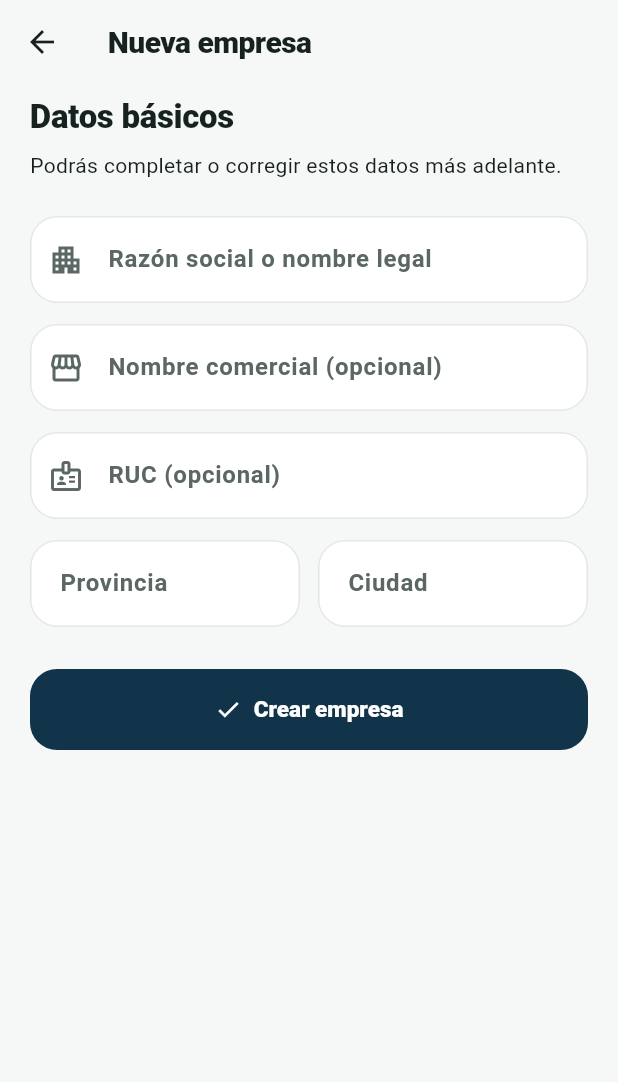
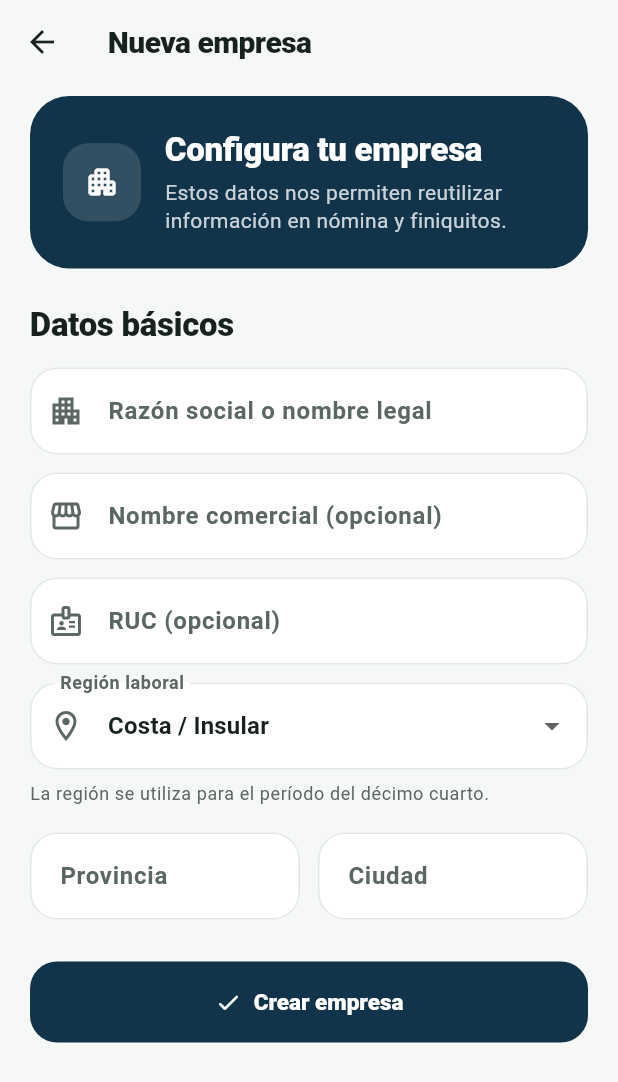
Before and after one commit to Haroldhv4/laboralec, a Flutter app: the CompanyFormPage screen opened directly, on a phone screen of 412 x 824 dp. Shown: the top 1082 px of the screen. Run offline on Flutter 3.47's test engine with Material 3 defaults, Android fonts, the light colour scheme and no system bars; our stand-ins replace supabase_flutter; accounts and stored records are empty.

Commit message:
feat: solicitar región laboral al crear empresa

```diff
--- a/lib/features/company/company_form_page.dart
+++ b/lib/features/company/company_form_page.dart
@@ -17,6 +17,7 @@ class _CompanyFormPageState extends State<CompanyFormPage> {
   final _ruc = TextEditingController();
   final _province = TextEditingController();
   final _city = TextEditingController();
+  String _region = 'costa_insular';
   bool _loading = false;
 
   @override
@@ -39,6 +40,7 @@ class _CompanyFormPageState extends State<CompanyFormPage> {
         ruc: _ruc.text,
         province: _province.text,
         city: _city.text,
+        region: _region,
       );
       if (mounted) Navigator.pop<Company>(context, company);
     } catch (error) {
@@ -54,22 +56,65 @@ class _CompanyFormPageState extends State<CompanyFormPage> {
 
   @override
   Widget build(BuildContext context) {
+    final theme = Theme.of(context);
+    final scheme = theme.colorScheme;
+
     return Scaffold(
       appBar: AppBar(title: const Text('Nueva empresa')),
       body: Form(
         key: _formKey,
         child: ListView(
-          padding: const EdgeInsets.fromLTRB(20, 8, 20, 32),
+          padding: const EdgeInsets.fromLTRB(20, 8, 20, 36),
           children: [
+            Container(
+              padding: const EdgeInsets.all(22),
+              decoration: BoxDecoration(
+                color: scheme.primary,
+                borderRadius: BorderRadius.circular(26),
+              ),
+              child: Row(
+                children: [
+                  Container(
+                    width: 52,
+                    height: 52,
+                    decoration: BoxDecoration(
+                      color: Colors.white.withValues(alpha: 0.14),
+                      borderRadius: BorderRadius.circular(17),
+                    ),
+                    child: const Icon(Icons.apartment_rounded, color: Colors.white),
+                  ),
+                  const SizedBox(width: 16),
+                  Expanded(
+                    child: Column(
+                      crossAxisAlignment: CrossAxisAlignment.start,
+                      children: [
+                        Text(
+                          'Configura tu empresa',
+                          style: theme.textTheme.titleLarge?.copyWith(
+                            color: Colors.white,
+                            fontWeight: FontWeight.w900,
+                          ),
+                        ),
+                        const SizedBox(height: 5),
+                        Text(
+                          'Estos datos nos permiten reutilizar información en nómina y finiquitos.',
+                          style: TextStyle(
+                            color: Colors.white.withValues(alpha: 0.78),
+                            height: 1.35,
+                          ),
+                        ),
+                      ],
+                    ),
+                  ),
+                ],
+              ),
+            ),
+            const SizedBox(height: 24),
             Text(
               'Datos básicos',
-              style: Theme.of(context).textTheme.titleLarge?.copyWith(
-                    fontWeight: FontWeight.w800,
-                  ),
+              style: theme.textTheme.titleLarge?.copyWith(fontWeight: FontWeight.w900),
             ),
-            const SizedBox(height: 8),
-            const Text('Podrás completar o corregir estos datos más adelante.'),
-            const SizedBox(height: 24),
+            const SizedBox(height: 14),
             TextFormField(
               controller: _legalName,
               textCapitalization: TextCapitalization.words,
@@ -81,7 +126,7 @@ class _CompanyFormPageState extends State<CompanyFormPage> {
                   ? 'Este campo es obligatorio'
                   : null,
             ),
-            const SizedBox(height: 14),
+            const SizedBox(height: 12),
             TextFormField(
               controller: _tradeName,
               textCapitalization: TextCapitalization.words,
@@ -90,7 +135,7 @@ class _CompanyFormPageState extends State<CompanyFormPage> {
                 prefixIcon: Icon(Icons.storefront_outlined),
               ),
             ),
-            const SizedBox(height: 14),
+            const SizedBox(height: 12),
             TextFormField(
               controller: _ruc,
               keyboardType: TextInputType.number,
@@ -99,7 +144,35 @@ class _CompanyFormPageState extends State<CompanyFormPage> {
                 prefixIcon: Icon(Icons.badge_outlined),
               ),
             ),
-            const SizedBox(height: 14),
+            const SizedBox(height: 12),
+            DropdownButtonFormField<String>(
+              initialValue: _region,
+              decoration: const InputDecoration(
+                labelText: 'Región laboral',
+                prefixIcon: Icon(Icons.location_on_outlined),
+              ),
+              items: const [
+                DropdownMenuItem(
+                  value: 'costa_insular',
+                  child: Text('Costa / Insular'),
+                ),
+                DropdownMenuItem(
+                  value: 'sierra_amazonia',
+                  child: Text('Sierra / Amazonía'),
+                ),
+              ],
+              onChanged: (value) {
+                if (value != null) setState(() => _region = value);
+              },
+            ),
+            const SizedBox(height: 8),
+            Text(
+              'La región se utiliza para el período del décimo cuarto.',
+              style: theme.textTheme.bodySmall?.copyWith(
+                color: scheme.onSurfaceVariant,
+              ),
+            ),
+            const SizedBox(height: 18),
             Row(
               children: [
                 Expanded(
@@ -122,7 +195,7 @@ class _CompanyFormPageState extends State<CompanyFormPage> {
             const SizedBox(height: 28),
             FilledButton.icon(
               onPressed: _loading ? null : _save,
-              icon: const Icon(Icons.check),
+              icon: const Icon(Icons.check_rounded),
               label: Text(_loading ? 'Guardando...' : 'Crear empresa'),
             ),
           ],
```
